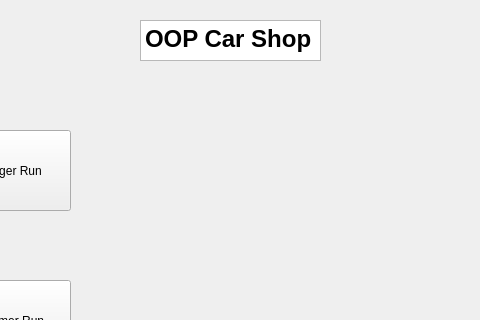
Above: My_ui.ui from tudornico/Gui_labor7 before the change; both pictures show x 130 to 610 and y 0 to 320 of the 800 by 600 pixel window. Below: the same form after it.
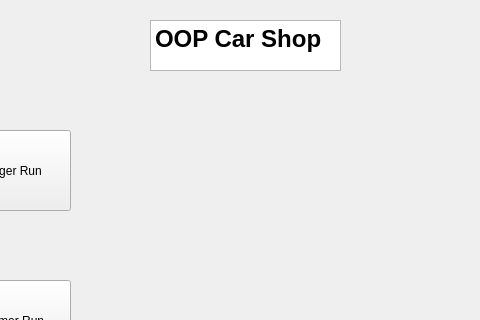
That is the form after the change.

```diff
--- a/My_ui.ui
+++ b/My_ui.ui
@@ -17,10 +17,10 @@
    <widget class="QTextBrowser" name="textBrowser">
     <property name="geometry">
      <rect>
-      <x>270</x>
+      <x>280</x>
       <y>20</y>
-      <width>181</width>
-      <height>41</height>
+      <width>191</width>
+      <height>51</height>
      </rect>
     </property>
     <property name="html">
```
